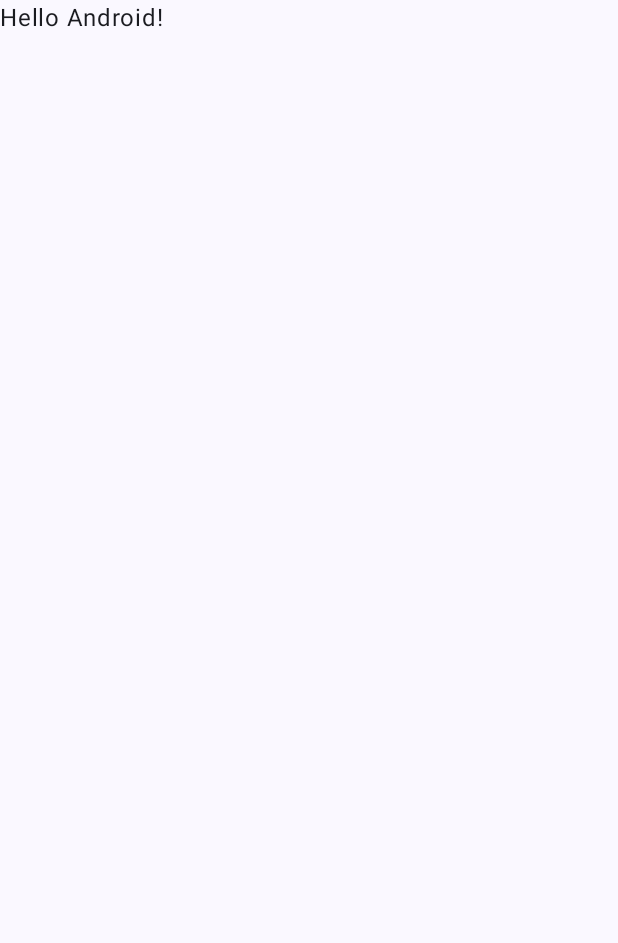
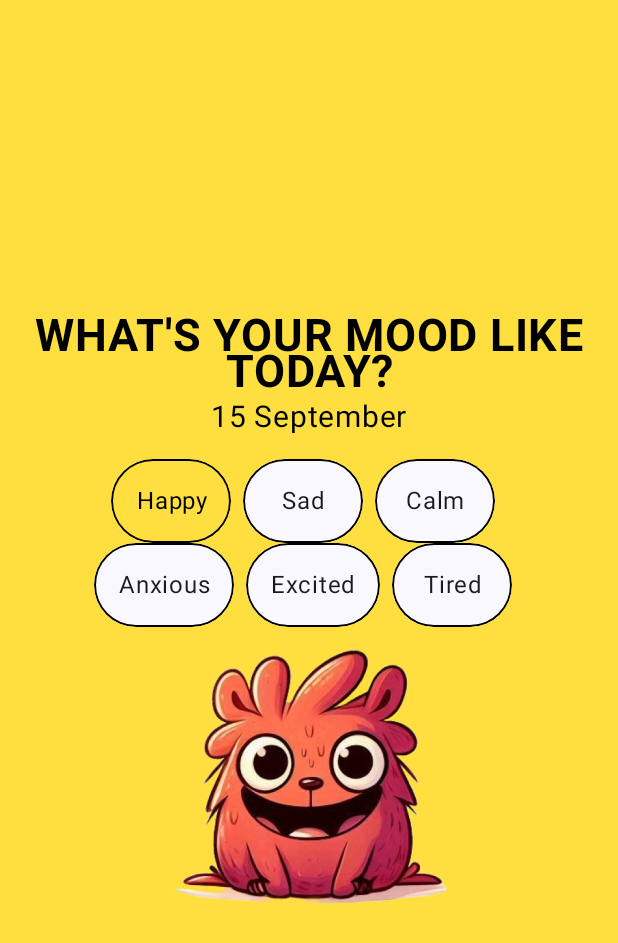
Before and after one commit to pabloboo/MoodRhythm, an Android app built with Jetpack Compose: the screen it shows after launch (MainActivity), on a phone screen of 412 x 824 dp. Before the commit the part shown is almost empty. Shown: the top 943 px of the screen. Run offline under Robolectric (Android 15) with nearby library versions, the phone set to English and light mode, and no system bars.

Commit message:
Mood selection screen

```diff
--- a/app/src/main/java/com/moodrhythm/Emotion.kt
+++ b/app/src/main/java/com/moodrhythm/Emotion.kt
@@ -7,16 +7,17 @@ data class Emotion(
     val id: Int,
     val name: Int,
     val color: Color,
+    val textColor: Color,
     val imageId: Int,
     val whiteImageId: Int
 )
 
 // Predefined list of emotions
 val emotions = listOf(
-    Emotion(0, R.string.happy, HappyColor, R.drawable.happy_icon, R.drawable.happy_icon_white),
-    Emotion(1, R.string.sad, SadColor, R.drawable.sad_icon, R.drawable.sad_icon_white),
-    Emotion(2, R.string.calm, CalmColor, R.drawable.calm_icon, R.drawable.calm_icon_white),
-    Emotion(3, R.string.anxious, AnxiousColor, R.drawable.anxious_icon, R.drawable.anxious_icon_white),
-    Emotion(4, R.string.excited, ExcitedColor, R.drawable.excited_icon, R.drawable.excited_icon_white),
-    Emotion(5, R.string.tired, TiredColor, R.drawable.tired_icon, R.drawable.tired_icon_white)
+    Emotion(0, R.string.happy, HappyColor, Color.Black, R.drawable.happy_icon, R.drawable.happy_icon_white),
+    Emotion(1, R.string.sad, SadColor, Color.White, R.drawable.sad_icon, R.drawable.sad_icon_white),
+    Emotion(2, R.string.calm, CalmColor, Color.Black, R.drawable.calm_icon, R.drawable.calm_icon_white),
+    Emotion(3, R.string.anxious, AnxiousColor, Color.White, R.drawable.anxious_icon, R.drawable.anxious_icon_white),
+    Emotion(4, R.string.excited, ExcitedColor, Color.White, R.drawable.excited_icon, R.drawable.excited_icon_white),
+    Emotion(5, R.string.tired, TiredColor, Color.White, R.drawable.tired_icon, R.drawable.tired_icon_white)
 )
--- a/app/src/main/java/com/moodrhythm/MainActivity.kt
+++ b/app/src/main/java/com/moodrhythm/MainActivity.kt
@@ -1,17 +1,43 @@
 package com.moodrhythm
 
+import android.os.Build
 import android.os.Bundle
 import androidx.activity.ComponentActivity
 import androidx.activity.compose.setContent
 import androidx.activity.enableEdgeToEdge
+import androidx.compose.foundation.BorderStroke
+import androidx.compose.foundation.Image
+import androidx.compose.foundation.background
+import androidx.compose.foundation.clickable
+import androidx.compose.foundation.layout.Arrangement
+import androidx.compose.foundation.layout.Column
+import androidx.compose.foundation.layout.Row
+import androidx.compose.foundation.layout.Spacer
+import androidx.compose.foundation.layout.defaultMinSize
 import androidx.compose.foundation.layout.fillMaxSize
 import androidx.compose.foundation.layout.padding
+import androidx.compose.foundation.layout.size
+import androidx.compose.foundation.shape.RoundedCornerShape
+import androidx.compose.material3.MaterialTheme
 import androidx.compose.material3.Scaffold
+import androidx.compose.material3.Surface
 import androidx.compose.material3.Text
 import androidx.compose.runtime.Composable
+import androidx.compose.runtime.mutableStateOf
+import androidx.compose.runtime.remember
+import androidx.compose.ui.Alignment
 import androidx.compose.ui.Modifier
+import androidx.compose.ui.draw.clip
+import androidx.compose.ui.platform.LocalContext
+import androidx.compose.ui.res.colorResource
+import androidx.compose.ui.res.painterResource
+import androidx.compose.ui.text.style.TextAlign
 import androidx.compose.ui.tooling.preview.Preview
+import androidx.compose.ui.unit.dp
+import androidx.compose.ui.unit.sp
 import com.moodrhythm.ui.theme.MoodRhythmTheme
+import java.time.LocalDate
+import java.time.format.DateTimeFormatter
 
 class MainActivity : ComponentActivity() {
     override fun onCreate(savedInstanceState: Bundle?) {
@@ -19,29 +45,110 @@ class MainActivity : ComponentActivity() {
         enableEdgeToEdge()
         setContent {
             MoodRhythmTheme {
-                Scaffold(modifier = Modifier.fillMaxSize()) { innerPadding ->
-                    Greeting(
-                        name = "Android",
-                        modifier = Modifier.padding(innerPadding)
-                    )
-                }
+                MainScreen()
             }
         }
     }
 }
 
 @Composable
-fun Greeting(name: String, modifier: Modifier = Modifier) {
-    Text(
-        text = "Hello $name!",
-        modifier = modifier
-    )
+fun MainScreen() {
+    var formattedDate: String
+    if (Build.VERSION.SDK_INT >= Build.VERSION_CODES.O) {
+        val today = LocalDate.now()
+        val formatter = DateTimeFormatter.ofPattern("d MMMM")
+        formattedDate = today.format(formatter)
+    } else {
+        formattedDate = "Today"
+    }
+
+    val selectedEmotion = remember { mutableStateOf(emotions[0]) }
+
+    Scaffold(modifier = Modifier.fillMaxSize()) { innerPadding ->
+        Column (
+            horizontalAlignment = Alignment.CenterHorizontally,
+            verticalArrangement = Arrangement.Center,
+            modifier = Modifier.padding(innerPadding)
+                .fillMaxSize()
+                .background(selectedEmotion.value.color)
+        ) {
+            Text(
+                text = LocalContext.current.getString(R.string.whats_your_mood_like_today).uppercase(),
+                fontSize = 30.sp,
+                fontWeight = androidx.compose.ui.text.font.FontWeight.Bold,
+                textAlign = TextAlign.Center,
+                color = selectedEmotion.value.textColor,
+                modifier = Modifier.padding(innerPadding)
+            )
+            Text(
+                text = formattedDate,
+                fontSize = 20.sp,
+                color = selectedEmotion.value.textColor,
+                modifier = Modifier.padding(innerPadding)
+            )
+
+            Spacer(modifier = Modifier.size(16.dp))
+
+            val halfSize = emotions.size / 2
+            Row(
+                horizontalArrangement = Arrangement.SpaceEvenly,
+                modifier = Modifier.padding(innerPadding)
+            ) {
+                emotions.take(halfSize).forEach { emotion ->
+                    EmotionItem(emotion, selectedEmotion.value == emotion) {
+                        selectedEmotion.value = emotion
+                    }
+                    Spacer(modifier = Modifier.size(8.dp))
+                }
+            }
+            Row(
+                horizontalArrangement = Arrangement.SpaceEvenly,
+                modifier = Modifier.padding(innerPadding)
+            ) {
+                emotions.drop(halfSize).forEach { emotion ->
+                    EmotionItem(emotion, selectedEmotion.value == emotion) {
+                        selectedEmotion.value = emotion
+                    }
+                    Spacer(modifier = Modifier.size(8.dp))
+                }
+            }
+
+            Image(
+                painter = painterResource(selectedEmotion.value.imageId),
+                contentDescription = null,
+                modifier = Modifier.size(200.dp)
+            )
+        }
+    }
+}
+
+@Composable
+fun EmotionItem(emotion: Emotion, isSelected: Boolean, onSelected: () -> Unit) {
+    val context = LocalContext.current
+    Surface(
+        color = if (isSelected) emotion.color else MaterialTheme.colorScheme.surface,
+        contentColor = if (isSelected) MaterialTheme.colorScheme.secondary else MaterialTheme.colorScheme.surface,
+        border = BorderStroke(1.dp, colorResource(R.color.black)),
+        shape = RoundedCornerShape(50),
+        modifier = Modifier
+            .defaultMinSize(80.dp, 0.dp)
+            .clip(RoundedCornerShape(50))
+            .clickable { onSelected() }
+    ) {
+        Text(
+            text = context.getString(emotion.name),
+            fontSize = 16.sp,
+            modifier = Modifier.padding(16.dp),
+            textAlign = TextAlign.Center,
+            color = if (isSelected) emotion.textColor else MaterialTheme.colorScheme.onSurface
+        )
+    }
 }
 
 @Preview(showBackground = true)
 @Composable
-fun GreetingPreview() {
+fun PreviewMainScreen() {
     MoodRhythmTheme {
-        Greeting("Android")
+        MainScreen()
     }
 }
--- a/app/src/main/java/com/moodrhythm/ui/theme/Color.kt
+++ b/app/src/main/java/com/moodrhythm/ui/theme/Color.kt
@@ -4,7 +4,7 @@ import androidx.compose.ui.graphics.Color
 
 val HappyColor = Color(0xFFFFDF3F)
 val SadColor = Color(0xFF119ae8)
-val CalmColor = Color(0xFF9D735A)
+val CalmColor = Color(0xFFF5F4F0)
 val AnxiousColor = Color(0xFFF32848)
 val ExcitedColor = Color(0xFFFEA203)
 val TiredColor = Color(0xFF0E2D50)
--- a/app/src/main/res/values/strings.xml
+++ b/app/src/main/res/values/strings.xml
@@ -6,4 +6,5 @@
     <string name="anxious">Anxious</string>
     <string name="excited">Excited</string>
     <string name="tired">Tired</string>
+    <string name="whats_your_mood_like_today">What\'s your mood like today?</string>
 </resources>
```
Also changed, not shown: app/src/main/res/drawable/happy_icon.png, app/src/main/res/drawable/sad_icon.png.
